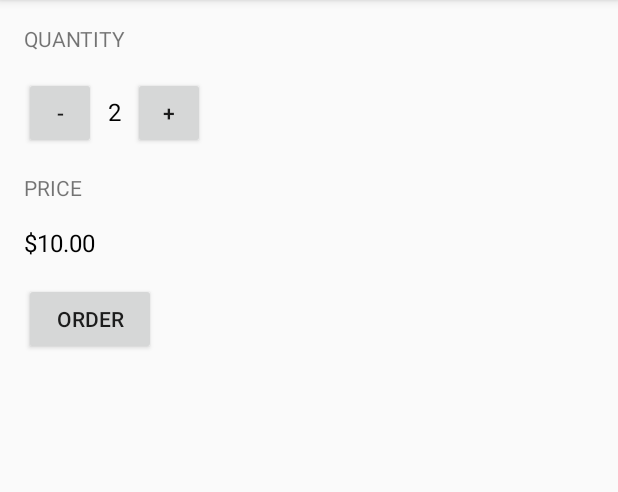
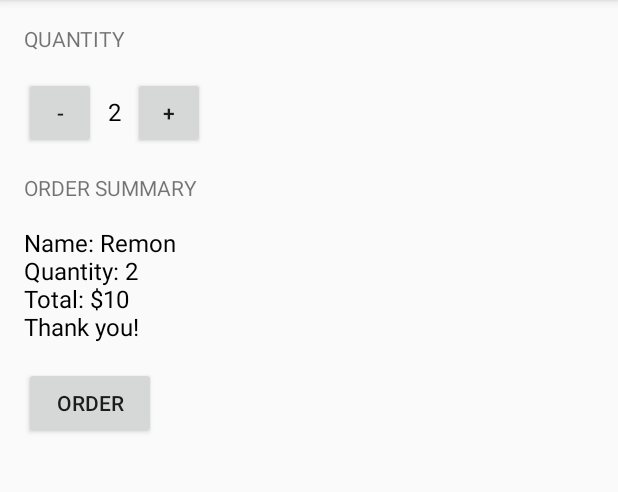
Before and after one commit to RemonShehata/Just-Java, an Android app: the screen it shows after launch (MainActivity), after a tap on "ORDER", on a phone screen of 412 x 824 dp, the part 84-576 px from its top. Run offline under Robolectric (Android 15) with nearby library versions, the phone set to English and light mode, and no system bars.

Commit message:
Use methods

```diff
--- a/app/src/main/java/com/example/justjava/MainActivity.java
+++ b/app/src/main/java/com/example/justjava/MainActivity.java
@@ -1,11 +1,9 @@
 package com.example.justjava;
 
+import android.os.Bundle;
 import android.support.v7.app.AppCompatActivity;
-import android.os.Bundle;
 import android.view.View;
 import android.widget.TextView;
-
-import java.text.NumberFormat;
 
 public class MainActivity extends AppCompatActivity {
 
@@ -21,7 +19,8 @@ public class MainActivity extends AppCompatActivity {
      * This method is called when the order button is clicked.
      */
     public void SubmitOrder(View view) {
-        displayPrice(quantity * 5);
+        int price = calculatePrice();
+        displayMessage(createOrderSummary(price));
     }
 
     /**
@@ -29,7 +28,7 @@ public class MainActivity extends AppCompatActivity {
      */
     public void increment(View view) {
         quantity = quantity + 1;
-        display(quantity);
+        displayQuantity(quantity);
     }
 
     /**
@@ -37,23 +36,41 @@ public class MainActivity extends AppCompatActivity {
      */
     public void decrement(View view) {
         quantity = quantity - 1;
-        display(quantity);
+        displayQuantity(quantity);
     }
 
     /**
      * This method displays the given quantity value on the screen.
      */
-    private void display(int number) {
+    private void displayQuantity(int number) {
         TextView quantityTextView = (TextView) findViewById(R.id.quantity_text_view);
         quantityTextView.setText("" + number);
     }
 
     /**
-     * This method displays the given price on the screen.
+     * This method displays the given text on the screen.
      */
-    private void displayPrice(int number) {
-        TextView priceTextView = (TextView) findViewById(R.id.price_text_view);
-        priceTextView.setText(NumberFormat.getCurrencyInstance().format(number));
+    private void displayMessage(String message) {
+        TextView orderSummaryTextView = (TextView) findViewById(R.id.order_summary_text_view);
+        orderSummaryTextView.setText(message);
+    }
+
+    /**
+     * calculates the price of the order
+     *
+     * @return total price
+     */
+    private int calculatePrice() {
+        int price = quantity * 5;
+        return price;
+    }
+
+    private String createOrderSummary(int price) {
+        String priceMessage = "Name: Remon";
+        priceMessage += "\nQuantity: " + quantity;
+        priceMessage += "\nTotal: $" + price;
+        priceMessage += "\nThank you!";
+        return priceMessage;
     }
 
 }
--- a/app/src/main/res/layout/activity_main.xml
+++ b/app/src/main/res/layout/activity_main.xml
@@ -7,6 +7,7 @@
     android:orientation="vertical"
     android:padding="16dp"
     tools:context=".MainActivity">
+
 
     <TextView
         android:layout_width="wrap_content"
@@ -48,11 +49,11 @@
         android:layout_width="wrap_content"
         android:layout_height="wrap_content"
         android:layout_marginTop="16dp"
-        android:text="Price"
+        android:text="Order Summary"
         android:textAllCaps="true" />
 
     <TextView
-        android:id="@+id/price_text_view"
+        android:id="@+id/order_summary_text_view"
         android:layout_width="wrap_content"
         android:layout_height="wrap_content"
         android:layout_marginTop="16dp"
```
